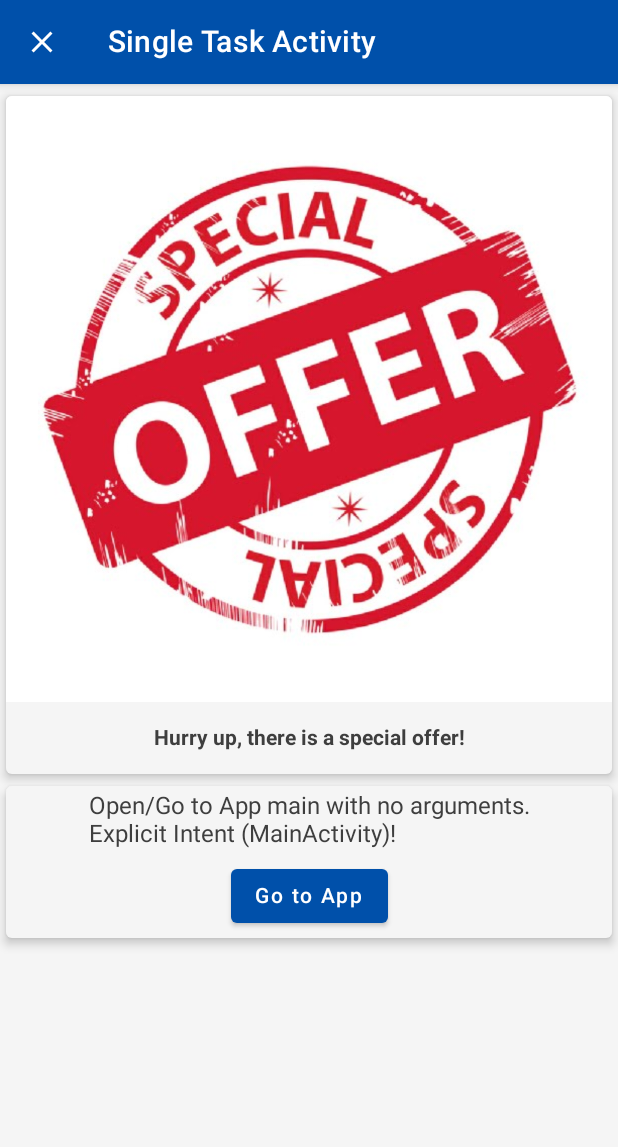
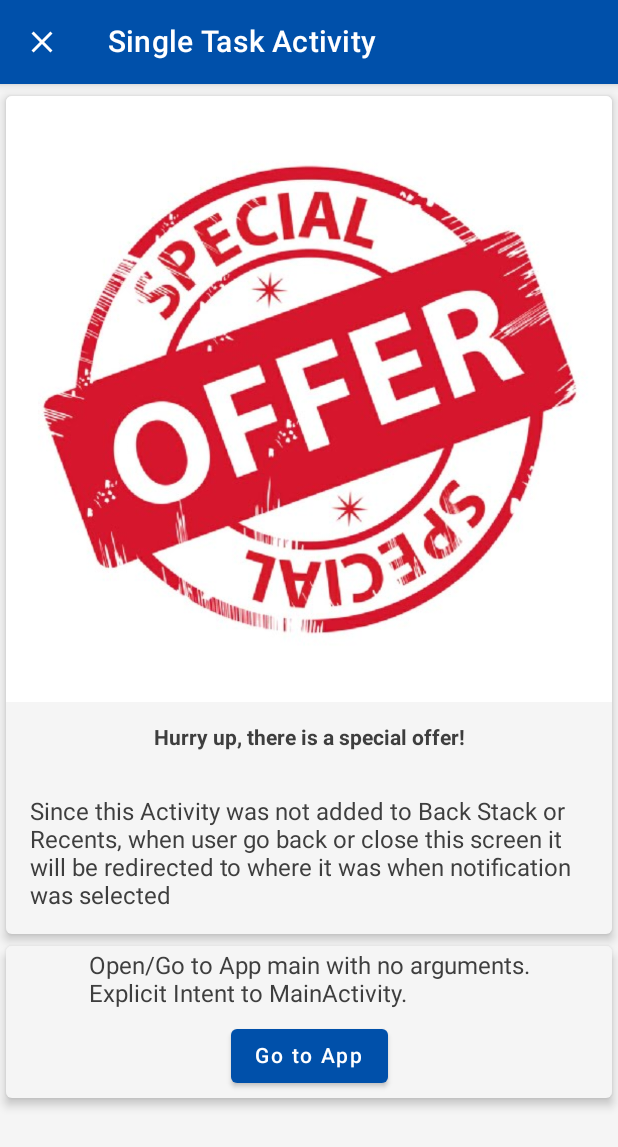
Before and after one commit to SkarCBR/Notification-Playground, an Android app built with Jetpack Compose: the SingleTaskActivity screen opened directly, with no data from a screen before it, on a phone screen of 412 x 824 dp. Shown: the top 1147 px of the screen. Run offline under Robolectric (Android 15) with nearby library versions, the phone set to English and light mode, and no system bars.

Commit message:
update some literals for better understanding

```diff
--- a/app/src/main/java/com/mrskar/notificationsplayground/MainActivity.kt
+++ b/app/src/main/java/com/mrskar/notificationsplayground/MainActivity.kt
@@ -60,8 +60,8 @@ class MainActivity : ComponentActivity() {
             }
             val notificationData = remember {
                 NotificationData(
-                    mutableStateOf("Test title"),
-                    mutableStateOf("Test message"),
+                    mutableStateOf("Notification title"),
+                    mutableStateOf("Notification message"),
                     mutableStateListOf<MutableState<String>>(),
                     mutableStateOf(NotificationStyles.BIG_TEXT),
                     mutableStateOf(NotificationTypes.STANDARD),
--- a/app/src/main/java/com/mrskar/notificationsplayground/composables/InfoTypesDialogComponent.kt
+++ b/app/src/main/java/com/mrskar/notificationsplayground/composables/InfoTypesDialogComponent.kt
@@ -60,8 +60,6 @@ private fun InfoTypesDialogContent() {
         Column(Modifier.padding(4.dp)) {
             Text(
                 text = "Standard",
-                modifier = Modifier
-                    .fillMaxWidth(0.25f),
                 fontWeight = FontWeight.Bold
             )
             Text(
@@ -71,8 +69,6 @@ private fun InfoTypesDialogContent() {
         Column(Modifier.padding(4.dp)) {
             Text(
                 text = "Special",
-                modifier = Modifier
-                    .fillMaxWidth(0.25f),
                 fontWeight = FontWeight.Bold
             )
             Text(
@@ -82,8 +78,6 @@ private fun InfoTypesDialogContent() {
         Column(Modifier.padding(4.dp)) {
             Text(
                 text = "Deeplink",
-                modifier = Modifier
-                    .fillMaxWidth(0.25f),
                 fontWeight = FontWeight.Bold
             )
             Text(
--- a/app/src/main/java/com/mrskar/notificationsplayground/composables/NotificationDataComponent.kt
+++ b/app/src/main/java/com/mrskar/notificationsplayground/composables/NotificationDataComponent.kt
@@ -40,7 +40,7 @@ fun NotificationDataComponent(
                     BigTextMessageComponent(
                         title = "Message: ",
                         message = notificationData.message,
-                        maxLines = 4
+                        maxLines = 6
                     )
                 } else {
                     MultiLineMessageComponent(
--- a/app/src/main/java/com/mrskar/notificationsplayground/composables/SingleTaskComponent.kt
+++ b/app/src/main/java/com/mrskar/notificationsplayground/composables/SingleTaskComponent.kt
@@ -53,6 +53,14 @@ fun SingleTaskComponent(
                         fontWeight = FontWeight.Bold
                     )
                 )
+                Text(
+                    modifier = Modifier
+                        .align(CenterHorizontally)
+                        .padding(16.dp),
+                    text = "Since this Activity was not added to Back Stack or Recents, when user " +
+                        "go back or close this screen it will be redirected to where it was when " +
+                        "notification was selected",
+                )
             }
         }
         Column(modifier = Modifier.align(CenterHorizontally)) {
@@ -66,7 +74,7 @@ fun SingleTaskComponent(
                 Column(horizontalAlignment = CenterHorizontally) {
                     Text(
                         text = "Open/Go to App main with no arguments.\n" +
-                            "Explicit Intent (MainActivity)!",
+                            "Explicit Intent to MainActivity.",
                         modifier = Modifier.padding(4.dp)
                     )
                     Button(
--- a/app/src/main/java/com/mrskar/notificationsplayground/models/NotificationData.kt
+++ b/app/src/main/java/com/mrskar/notificationsplayground/models/NotificationData.kt
@@ -32,8 +32,8 @@ data class NotificationData(
             },\n")
             .plus("   priority = ${
                 if (expanded.value) "HIGH" else "LOW"
-            }\n)")
+            }\n")
             .plus("   url = ${url.value},\n")
-            .plus("   image = ${imageUri.value}\n")
+            .plus("   image = ${imageUri.value}\n)")
     }
 }
```
Also changed, not shown: app/src/main/java/com/mrskar/notificationsplayground/composables/DropdownPushStyle.kt (+1 -8 lines), app/src/main/java/com/mrskar/notificationsplayground/composables/DropdownPushType.kt (+2 -8 lines), app/src/main/java/com/mrskar/notificationsplayground/composables/InfoStylesDialogComponent.kt (+6 -12 lines).
